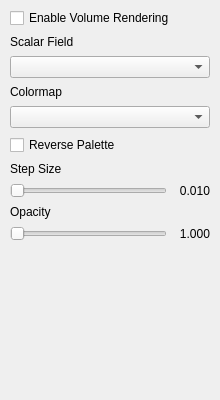
This is src/ui/volume_page.ui in thermeng/SciRender as Qt 5 draws it before an edit. The edited form follows.
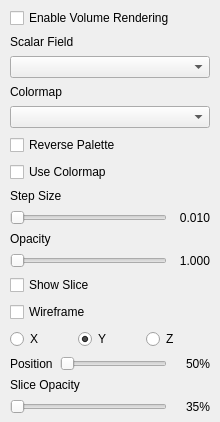
This is the edited form.

Commit message: feat: plane section slicing from volume data

Patch:
```diff
--- a/src/ui/volume_page.ui
+++ b/src/ui/volume_page.ui
@@ -69,13 +69,20 @@
       <item>
        <widget class="QComboBox" name="volumePaletteCombo"/>
       </item>
-      <item>
-       <widget class="QCheckBox" name="volumeReverseCb">
-        <property name="text">
-         <string>Reverse Palette</string>
-        </property>
-       </widget>
-      </item>
+       <item>
+        <widget class="QCheckBox" name="volumeReverseCb">
+         <property name="text">
+          <string>Reverse Palette</string>
+         </property>
+        </widget>
+       </item>
+       <item>
+        <widget class="QCheckBox" name="volumeUseCmapCb">
+         <property name="text">
+          <string>Use Colormap</string>
+         </property>
+        </widget>
+       </item>
       <item>
        <widget class="QLabel" name="stepHeader"><property name="text">
          <string>Step Size</string>
@@ -151,9 +158,150 @@
          </widget>
         </item>
        </layout>
-      </item>
-     </layout>
-    </widget>
+       </item>
+       <item>
+        <widget class="QCheckBox" name="volumeSliceShowCb">
+         <property name="text">
+          <string>Show Slice</string>
+         </property>
+        </widget>
+       </item>
+       <item>
+        <widget class="QCheckBox" name="volumeWireframeCb">
+         <property name="text">
+          <string>Wireframe</string>
+         </property>
+        </widget>
+       </item>
+       <item>
+        <widget class="QWidget" name="sliceAxisWidget" native="true">
+         <layout class="QHBoxLayout" name="sliceAxisLayout">
+          <property name="spacing">
+           <number>4</number>
+          </property>
+          <property name="leftMargin">
+           <number>0</number>
+          </property>
+          <property name="topMargin">
+           <number>0</number>
+          </property>
+          <property name="rightMargin">
+           <number>0</number>
+          </property>
+          <property name="bottomMargin">
+           <number>0</number>
+          </property>
+          <item>
+           <widget class="QRadioButton" name="sliceAxisX">
+            <property name="text">
+             <string>X</string>
+            </property>
+            <property name="checked">
+             <bool>false</bool>
+            </property>
+           </widget>
+          </item>
+          <item>
+           <widget class="QRadioButton" name="sliceAxisY">
+            <property name="text">
+             <string>Y</string>
+            </property>
+            <property name="checked">
+             <bool>true</bool>
+            </property>
+           </widget>
+          </item>
+          <item>
+           <widget class="QRadioButton" name="sliceAxisZ">
+            <property name="text">
+             <string>Z</string>
+            </property>
+            <property name="checked">
+             <bool>false</bool>
+            </property>
+           </widget>
+          </item>
+         </layout>
+        </widget>
+       </item>
+       <item>
+        <layout class="QHBoxLayout" name="slicePosRow">
+         <item>
+          <widget class="QLabel" name="slicePosHeader"><property name="text">
+            <string>Position</string>
+           </property>
+          </widget>
+         </item>
+         <item>
+          <widget class="QSlider" name="slicePosSlider">
+           <property name="orientation">
+            <enum>Qt::Orientation::Horizontal</enum>
+           </property>
+          </widget>
+         </item>
+         <item>
+          <widget class="QLabel" name="slicePosValue">
+           <property name="minimumSize">
+            <size>
+             <width>36</width>
+             <height>0</height>
+            </size>
+           </property>
+           <property name="maximumSize">
+            <size>
+             <width>36</width>
+             <height>16777215</height>
+            </size>
+           </property><property name="text">
+            <string>50%</string>
+           </property>
+           <property name="alignment">
+            <set>Qt::AlignmentFlag::AlignRight|Qt::AlignmentFlag::AlignTrailing|Qt::AlignmentFlag::AlignVCenter</set>
+           </property>
+          </widget>
+         </item>
+         </layout>
+        </item>
+        <item>
+         <widget class="QLabel" name="sliceOpacityHeader"><property name="text">
+           <string>Slice Opacity</string>
+          </property>
+         </widget>
+        </item>
+        <item>
+         <layout class="QHBoxLayout" name="sliceOpacityRow">
+          <item>
+           <widget class="QSlider" name="sliceOpacitySlider">
+            <property name="orientation">
+             <enum>Qt::Orientation::Horizontal</enum>
+            </property>
+           </widget>
+          </item>
+          <item>
+           <widget class="QLabel" name="sliceOpacityValue">
+            <property name="minimumSize">
+             <size>
+              <width>36</width>
+              <height>0</height>
+             </size>
+            </property>
+            <property name="maximumSize">
+             <size>
+              <width>36</width>
+              <height>16777215</height>
+             </size>
+            </property><property name="text">
+             <string>35%</string>
+            </property>
+            <property name="alignment">
+             <set>Qt::AlignmentFlag::AlignRight|Qt::AlignmentFlag::AlignTrailing|Qt::AlignmentFlag::AlignVCenter</set>
+            </property>
+           </widget>
+          </item>
+         </layout>
+        </item>
+       </layout>
+     </widget>
    </item>
    <item>
     <spacer name="volumeBottomSpacer">
```
The commit also changes 13 other files.
